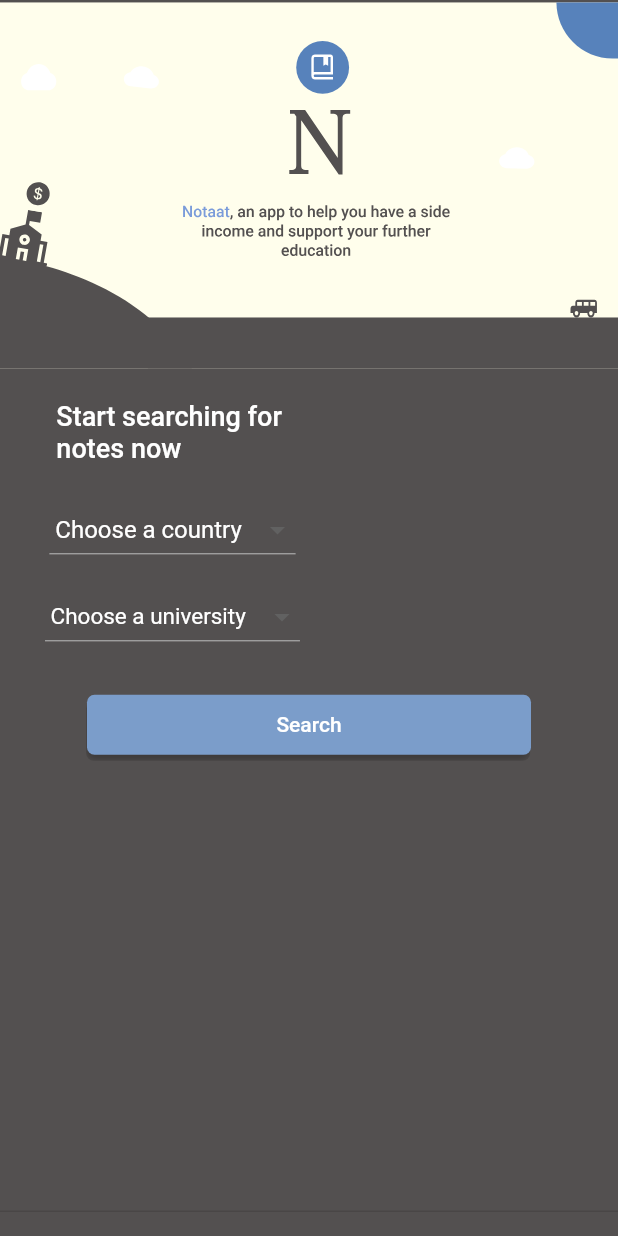
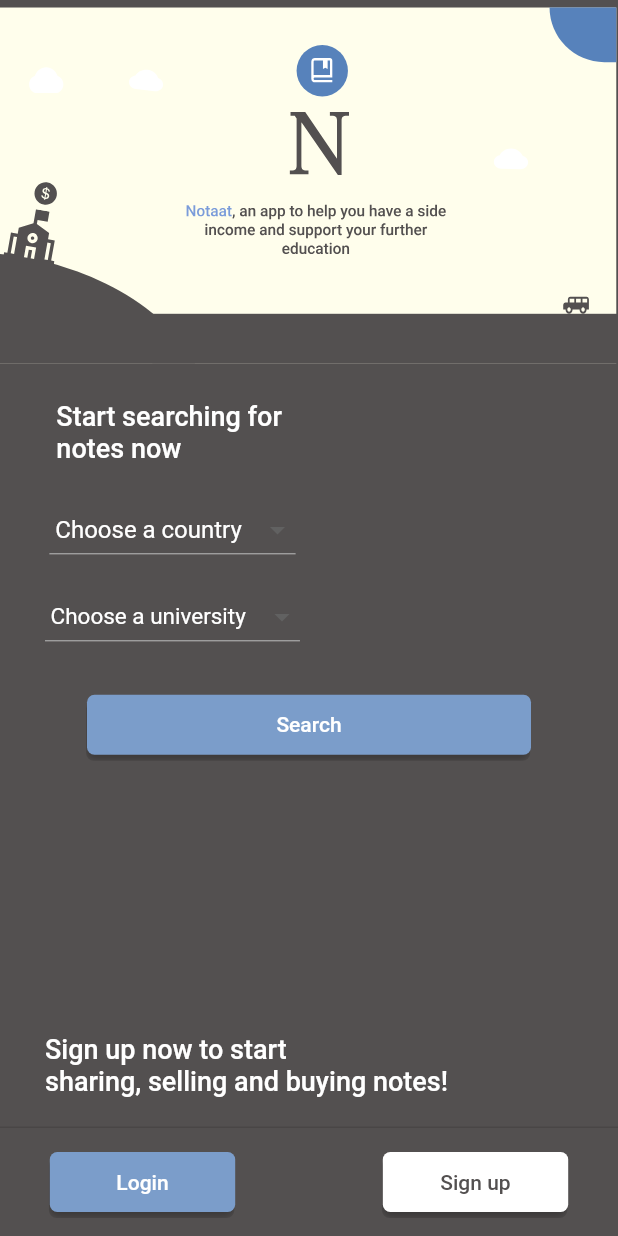
Before and after one commit to Mustafa-alsoffi/Notaat, a Flutter app: the screen it shows after launch, on a phone screen of 412 x 824 dp. Run offline on Flutter 3.47's test engine with Material 2 defaults, Android fonts, the phone set to English and light mode, and no system bars; our stand-ins replace flutter_svg.

Commit message:
UI fixes and added presistent buttons

```diff
--- a/lib/UIButton.dart
+++ b/lib/UIButton.dart
@@ -3,17 +3,21 @@ import 'package:flutter/material.dart';
 class UIButton extends StatelessWidget {
   const UIButton({
     Key? key,
+    this.text,
+    this.textColor,
     this.alignment,
     this.color,
     this.height,
     this.width,
     this.margin,
   }) : super(key: key);
+    final text;
   final alignment;
-  final color;
-  final height;
-  final width;
-  final margin;
+  final Color? color;
+  final double? height;
+  final double? width;
+  final EdgeInsetsGeometry? margin;
+  final Color? textColor;
 
   @override
   Widget build(BuildContext context) {
@@ -21,10 +25,11 @@ class UIButton extends StatelessWidget {
         onPressed: () {},
         child: Container(
             alignment: alignment,
+            width: width,
             decoration: BoxDecoration(
                 color: color, borderRadius: BorderRadius.circular(5), boxShadow: [BoxShadow(color: Color.fromARGB(74, 0, 0, 0),blurRadius: 4, offset: Offset.fromDirection(8,4),blurStyle: BlurStyle.inner)] ),
-            height: 40,
-            margin: EdgeInsets.symmetric(horizontal: 50),
-            child: Text('Search', style: TextStyle(color: Colors.white))));
+            height: height,
+            margin: margin,
+            child: Text(text, style: TextStyle(color: textColor))));
   }
 }
--- a/lib/main.dart
+++ b/lib/main.dart
@@ -5,9 +5,7 @@ import './UIButton.dart';
 
 void main() {
   WidgetsFlutterBinding.ensureInitialized();
-  SystemChrome.setEnabledSystemUIMode(SystemUiMode.manual, overlays: [
-
-      ]);
+  SystemChrome.setEnabledSystemUIMode(SystemUiMode.manual, overlays: []);
   runApp(const MyApp());
 }
 
@@ -16,14 +14,10 @@ class MyApp extends StatelessWidget {
 
   @override
   Widget build(BuildContext context) {
-
     return MaterialApp(
-      title: 'Flutter Demo',
+      title: 'Notaat',
       debugShowCheckedModeBanner: false,
-      theme: ThemeData(
-        primarySwatch: Colors.blue,
-      ),
-      home: const MyHomePage(title: 'Flutter Demo Home Page'),
+      home: const MyHomePage(title: 'Notaat Homepage'),
     );
   }
 }
@@ -40,6 +34,7 @@ class MyHomePage extends StatefulWidget {
 class _MyHomePageState extends State<MyHomePage> {
   @override
   Widget build(BuildContext context) {
+    final parentWidth = MediaQuery.of(context).size.width;
     return Scaffold(
         backgroundColor: Color(0xff535050),
         body: Column(
@@ -47,13 +42,12 @@ class _MyHomePageState extends State<MyHomePage> {
           crossAxisAlignment: CrossAxisAlignment.start,
           children: <Widget>[
             Container(
-          padding: EdgeInsets.symmetric(vertical: 1.5),
                 color: Color(0xff535050),
-                width: double.infinity,
-                height: MediaQuery.of(context).size.height * 0.3,
+                width: parentWidth,
                 child: SvgPicture.asset(
                   'assets/Background.svg',
-                  fit: BoxFit.cover,
+                  height: MediaQuery.of(context).size.height * 0.3,
+                  fit: BoxFit.fitWidth,
                 )),
             Padding(
               padding: const EdgeInsets.only(left: 30),
@@ -97,13 +91,48 @@ class _MyHomePageState extends State<MyHomePage> {
             ),
             Center(
                 child: UIButton(
+              text: 'Search',
+              textColor: Colors.white,
               alignment: Alignment.center,
               color: Color(0xff7B9DCA),
               height: 40,
+              width: null,
               margin: EdgeInsets.symmetric(horizontal: 50),
             )),
+             Expanded(
+               child: Container(
+                 margin: EdgeInsets.only(left: 30),
+                 alignment: Alignment.bottomLeft,
+                 child: Text('Sign up now to start \nsharing, selling and buying notes!',
+                          style: TextStyle(
+                              color: Colors.white,
+                              fontSize: 18,
+                              fontWeight: FontWeight.w500)),
+               ),
+             ),
+             SizedBox(height: 20)
           ],
         ),
-        persistentFooterButtons: []);
+        persistentFooterButtons: [
+          Row(mainAxisAlignment: MainAxisAlignment.center, children: [
+            UIButton(
+              text: 'Login',
+              textColor: Colors.white,
+              alignment: Alignment.center,
+              color: Color(0xff7B9DCA),
+              height: 40,
+              width: parentWidth * 0.3,
+            ),
+            SizedBox(width: parentWidth * 0.2),
+            UIButton(
+              text: 'Sign up',
+              textColor: Color(0xff535050),
+              alignment: Alignment.center,
+              color: Colors.white,
+              height: 40,
+              width: parentWidth * 0.3,
+            )
+          ])
+        ]);
   }
 }
```
